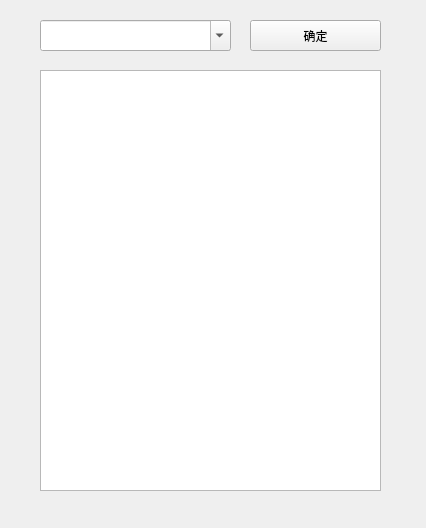
This is view/domain.ui in qqXiong/sprider_baidusubdomain as Qt 5 draws it before an edit. The edited form follows.
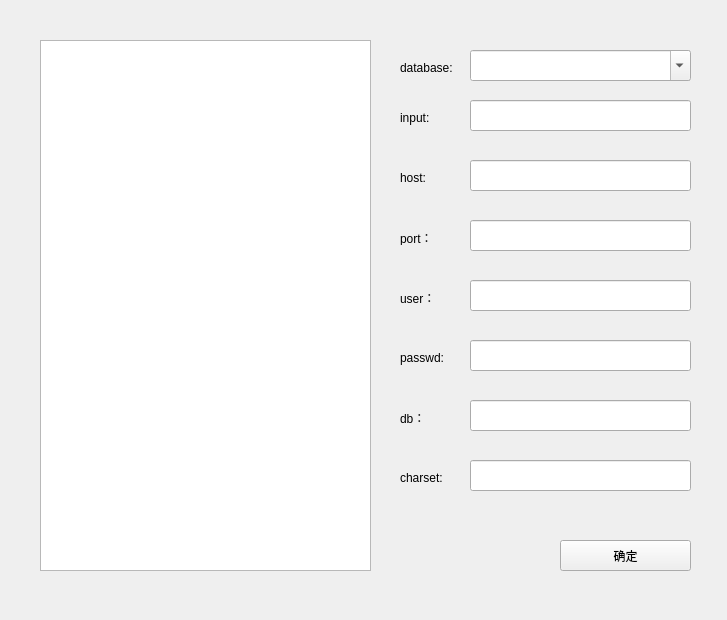
This is the edited form.

What changed in the file:
```diff
--- a/view/domain.ui
+++ b/view/domain.ui
@@ -6,8 +6,8 @@
    <rect>
     <x>0</x>
     <y>0</y>
-    <width>426</width>
-    <height>528</height>
+    <width>727</width>
+    <height>620</height>
    </rect>
   </property>
   <property name="windowTitle">
@@ -19,9 +19,9 @@
    </property>
    <property name="geometry">
     <rect>
-     <x>40</x>
-     <y>20</y>
-     <width>191</width>
+     <x>470</x>
+     <y>50</y>
+     <width>221</width>
      <height>31</height>
     </rect>
    </property>
@@ -32,8 +32,8 @@
   <widget class="QPushButton" name="pushButton">
    <property name="geometry">
     <rect>
-     <x>250</x>
-     <y>20</y>
+     <x>560</x>
+     <y>540</y>
      <width>131</width>
      <height>31</height>
     </rect>
@@ -46,12 +46,186 @@
    <property name="geometry">
     <rect>
      <x>40</x>
-     <y>70</y>
-     <width>341</width>
-     <height>421</height>
+     <y>40</y>
+     <width>331</width>
+     <height>531</height>
     </rect>
    </property>
   </widget>
+  <widget class="QLineEdit" name="host">
+   <property name="geometry">
+    <rect>
+     <x>470</x>
+     <y>160</y>
+     <width>221</width>
+     <height>31</height>
+    </rect>
+   </property>
+  </widget>
+  <widget class="QLabel" name="label">
+   <property name="geometry">
+    <rect>
+     <x>400</x>
+     <y>170</y>
+     <width>72</width>
+     <height>15</height>
+    </rect>
+   </property>
+   <property name="text">
+    <string>host:</string>
+   </property>
+  </widget>
+  <widget class="QLabel" name="label_2">
+   <property name="geometry">
+    <rect>
+     <x>400</x>
+     <y>230</y>
+     <width>72</width>
+     <height>15</height>
+    </rect>
+   </property>
+   <property name="text">
+    <string>port：</string>
+   </property>
+  </widget>
+  <widget class="QLabel" name="label_3">
+   <property name="geometry">
+    <rect>
+     <x>400</x>
+     <y>290</y>
+     <width>72</width>
+     <height>15</height>
+    </rect>
+   </property>
+   <property name="text">
+    <string>user：</string>
+   </property>
+  </widget>
+  <widget class="QLabel" name="label_4">
+   <property name="geometry">
+    <rect>
+     <x>400</x>
+     <y>350</y>
+     <width>72</width>
+     <height>15</height>
+    </rect>
+   </property>
+   <property name="text">
+    <string>passwd:</string>
+   </property>
+  </widget>
+  <widget class="QLabel" name="label_5">
+   <property name="geometry">
+    <rect>
+     <x>400</x>
+     <y>410</y>
+     <width>72</width>
+     <height>15</height>
+    </rect>
+   </property>
+   <property name="text">
+    <string>db：</string>
+   </property>
+  </widget>
+  <widget class="QLabel" name="label_6">
+   <property name="geometry">
+    <rect>
+     <x>400</x>
+     <y>470</y>
+     <width>72</width>
+     <height>15</height>
+    </rect>
+   </property>
+   <property name="text">
+    <string>charset:</string>
+   </property>
+  </widget>
+  <widget class="QLineEdit" name="port">
+   <property name="geometry">
+    <rect>
+     <x>470</x>
+     <y>220</y>
+     <width>221</width>
+     <height>31</height>
+    </rect>
+   </property>
+  </widget>
+  <widget class="QLineEdit" name="user">
+   <property name="geometry">
+    <rect>
+     <x>470</x>
+     <y>280</y>
+     <width>221</width>
+     <height>31</height>
+    </rect>
+   </property>
+  </widget>
+  <widget class="QLineEdit" name="passwd">
+   <property name="geometry">
+    <rect>
+     <x>470</x>
+     <y>340</y>
+     <width>221</width>
+     <height>31</height>
+    </rect>
+   </property>
+  </widget>
+  <widget class="QLineEdit" name="db">
+   <property name="geometry">
+    <rect>
+     <x>470</x>
+     <y>400</y>
+     <width>221</width>
+     <height>31</height>
+    </rect>
+   </property>
+  </widget>
+  <widget class="QLineEdit" name="charset">
+   <property name="geometry">
+    <rect>
+     <x>470</x>
+     <y>460</y>
+     <width>221</width>
+     <height>31</height>
+    </rect>
+   </property>
+  </widget>
+  <widget class="QLineEdit" name="domain">
+   <property name="geometry">
+    <rect>
+     <x>470</x>
+     <y>100</y>
+     <width>221</width>
+     <height>31</height>
+    </rect>
+   </property>
+  </widget>
+  <widget class="QLabel" name="label_7">
+   <property name="geometry">
+    <rect>
+     <x>400</x>
+     <y>60</y>
+     <width>72</width>
+     <height>15</height>
+    </rect>
+   </property>
+   <property name="text">
+    <string>database:</string>
+   </property>
+  </widget>
+  <widget class="QLabel" name="label_8">
+   <property name="geometry">
+    <rect>
+     <x>400</x>
+     <y>110</y>
+     <width>72</width>
+     <height>15</height>
+    </rect>
+   </property>
+   <property name="text">
+    <string>input:</string>
+   </property>
+  </widget>
  </widget>
  <resources/>
  <connections/>
```
Left out of the diff: 2 changed lines with no effect on the pictures.
